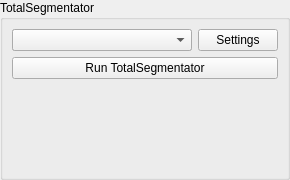
This is Modules/PythonSegmentationUI/src/QmitkTotalSegmentatorToolGUI.ui in MITK/MITK as Qt 5 draws it before an edit. The edited form follows.
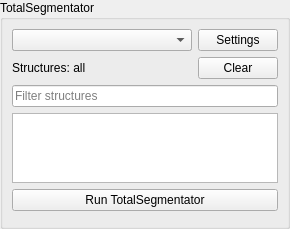
This is the edited form. Custom widgets are drawn as their Qt base class.

Commit message: Run TotalSegmentator in a worker process

Patch:
```diff
--- a/Modules/PythonSegmentationUI/src/QmitkTotalSegmentatorToolGUI.ui
+++ b/Modules/PythonSegmentationUI/src/QmitkTotalSegmentatorToolGUI.ui
@@ -68,14 +68,63 @@
         </property>
        </widget>
       </item>
-      <item row="1" column="0" colspan="2">
+      <item row="1" column="0">
+       <widget class="QLabel" name="structuresLabel">
+        <property name="sizePolicy">
+         <sizepolicy hsizetype="Ignored" vsizetype="Preferred">
+          <horstretch>1</horstretch>
+          <verstretch>0</verstretch>
+         </sizepolicy>
+        </property>
+        <property name="text">
+         <string>Structures: all</string>
+        </property>
+       </widget>
+      </item>
+      <item row="1" column="1">
+       <widget class="QPushButton" name="clearStructuresButton">
+        <property name="toolTip">
+         <string>Segment all structures of the task.</string>
+        </property>
+        <property name="text">
+         <string>Clear</string>
+        </property>
+       </widget>
+      </item>
+      <item row="2" column="0" colspan="2">
+       <widget class="QLineEdit" name="structuresFilter">
+        <property name="placeholderText">
+         <string>Filter structures</string>
+        </property>
+        <property name="clearButtonEnabled">
+         <bool>true</bool>
+        </property>
+       </widget>
+      </item>
+      <item row="3" column="0" colspan="2">
+       <widget class="QListWidget" name="structuresList">
+        <property name="toolTip">
+         <string>Check the structures to segment, or none for all of them. Fewer structures are quicker.</string>
+        </property>
+        <property name="maximumSize">
+         <size>
+          <width>16777215</width>
+          <height>140</height>
+         </size>
+        </property>
+        <property name="selectionMode">
+         <enum>QAbstractItemView::NoSelection</enum>
+        </property>
+       </widget>
+      </item>
+      <item row="4" column="0" colspan="2">
        <widget class="QPushButton" name="runButton">
         <property name="text">
          <string>Run TotalSegmentator</string>
         </property>
        </widget>
       </item>
-      <item row="2" column="0" colspan="2">
+      <item row="5" column="0" colspan="2">
        <widget class="QmitkInfoCard" name="statusCard"/>
       </item>
      </layout>
```
The commit also changes 14 other files.
